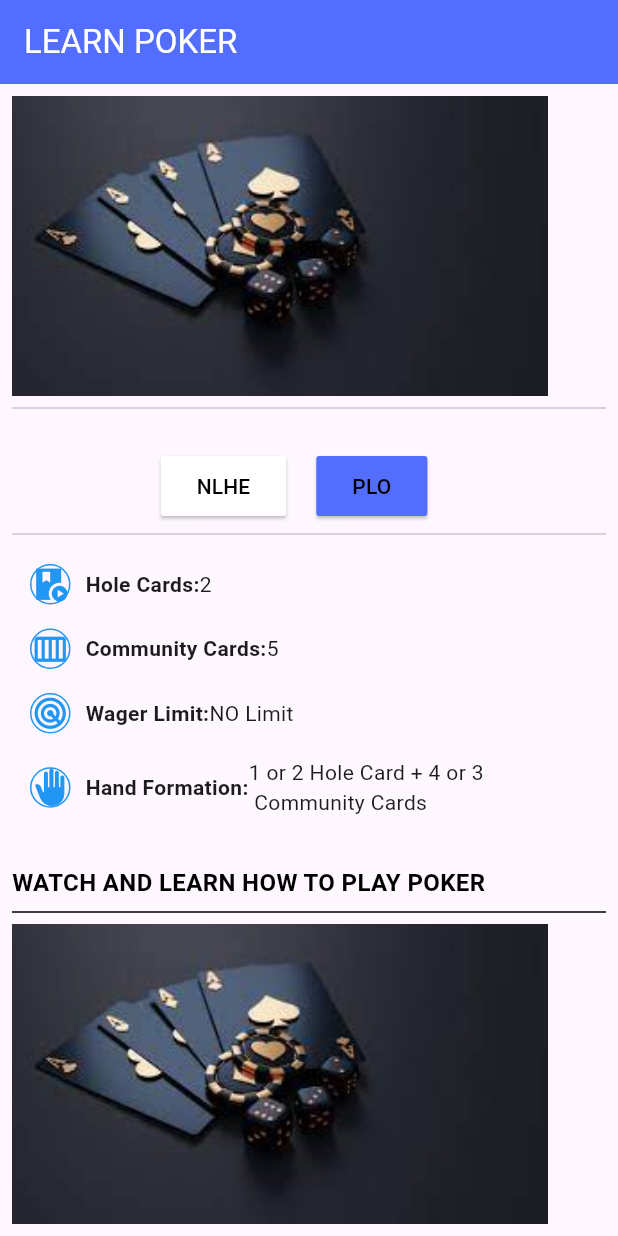
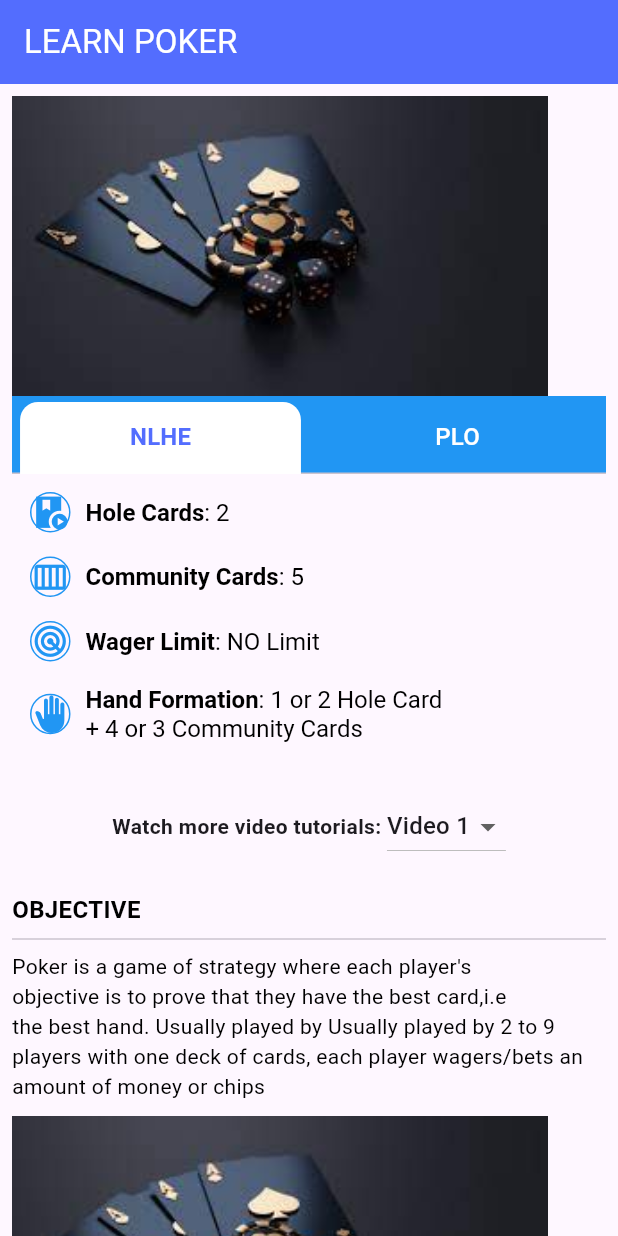
Before and after one commit to priynka2004/junglee_poker_pro, a Flutter app: the screen it shows after launch, on a phone screen of 412 x 824 dp. Run offline on Flutter 3.47's test engine with Material 3 defaults, Android fonts, the phone set to English and light mode, and no system bars; our stand-ins replace cached_network_image.

Commit message:
Customized tab bar appearance and styles

```diff
--- a/lib/learn/ui/learn_poker_screen.dart
+++ b/lib/learn/ui/learn_poker_screen.dart
@@ -1,5 +1,4 @@
 import 'package:flutter/material.dart';
-import 'package:junglee_poker_pro/learn/model/poker_learn_info_model.dart';
 import 'package:junglee_poker_pro/learn/provider/learn_poker_provider.dart';
 import 'package:junglee_poker_pro/learn/ui/widget/learn_poker_detail_widget.dart';
 import 'package:junglee_poker_pro/util/util.dart';
@@ -12,21 +11,43 @@ class LearnPokerScreen extends StatefulWidget {
   State<LearnPokerScreen> createState() => _LearnPokerScreenState();
 }
 
-class _LearnPokerScreenState extends State<LearnPokerScreen> {
+class _LearnPokerScreenState extends State<LearnPokerScreen>
+    with SingleTickerProviderStateMixin {
   late LearnPokerProvider learnPokerProvider;
-  bool isNLHESelected = true;
+  late TabController _tabController;
+
+  void updateSelectedTabText() {
+    setState(() {
+      if (_tabController.index == 0) {
+        learnPokerProvider.isNLHESelected = true;
+      } else {
+        learnPokerProvider.isNLHESelected = false;
+      }
+    });
+  }
 
   @override
   void initState() {
-    learnPokerProvider = Provider.of<LearnPokerProvider>(context, listen: false);
+    learnPokerProvider =
+        Provider.of<LearnPokerProvider>(context, listen: false);
+    _tabController = TabController(length: 2, vsync: this);
     super.initState();
+  }
+
+  @override
+  void dispose() {
+    _tabController.dispose();
+    super.dispose();
   }
 
   @override
   Widget build(BuildContext context) {
     return Scaffold(
       appBar: AppBar(
-        title: const Text(StringConst.appBarText,style: TextStyle(color: ColorConst.white),),
+        title: const Text(
+          StringConst.appBarText,
+          style: TextStyle(color: ColorConst.white),
+        ),
         backgroundColor: ColorConst.indigoAccent,
       ),
       body: SingleChildScrollView(
@@ -45,34 +66,53 @@ class _LearnPokerScreenState extends State<LearnPokerScreen> {
                       fit: BoxFit.cover,
                     ),
                   ),
-                  const Divider(),
-                  const SizedBox(height: 20),
-                  Row(
-                    mainAxisAlignment: MainAxisAlignment.center,
-                    children: [
-                      buildGameTypeButtons(),
-                      const SizedBox(width: 20),
-                    ],
-                  ),
-                  const Divider(),
-                  buildGameDetails(),
-                  const SizedBox(height: 20),
-                  const Text(
-                    StringConst.watchAndLearnHeaderText,
-                    style: TextStyle(
-                      fontWeight: FontWeight.bold,
-                      fontSize: 16.0,
-                      color: ColorConst.black,
+                  Container(
+                    padding: const EdgeInsets.only(top: 4),
+                    width: MediaQuery.of(context).size.width,
+                    decoration: const BoxDecoration(
+                        color: Colors
+                            .blue), // You can adjust this value according to your needs
+                    child: TabBar(
+                      controller: _tabController,
+                      // // Enable scrolling for tabs
+                      labelPadding: EdgeInsets.zero,
+                      // Remove default padding
+                      tabs: [
+                        SizedBox(
+                          width: MediaQuery.of(context).size.width /
+                              2.2, // Set width to half of screen
+                          child: const Tab(
+                            text: StringConst.nlheButtonText,
+                          ),
+                        ),
+                        SizedBox(
+                          width: MediaQuery.of(context).size.width /
+                              2.2, // Set width to half of screen
+                          child: const Tab(
+                            text: StringConst.ploButtonText,
+                          ),
+                        ),
+                      ],
+                      labelColor: ColorConst.indigoAccent,
+                      unselectedLabelColor: ColorConst.white,
+                      indicator: const BoxDecoration(
+                        color: Colors.white,
+                        borderRadius: BorderRadius.vertical(
+                          top: Radius.circular(12.0),
+                        ),
+                      ),
+                      labelStyle: const TextStyle(
+                        fontSize: 16,
+                        fontWeight: FontWeight.bold,
+                      ),
+                      unselectedLabelStyle: const TextStyle(fontSize: 16),
+                      onTap: (index) {
+                        _tabController.animateTo(index);
+                        updateSelectedTabText();
+                      },
                     ),
                   ),
-                  const Divider(thickness: 1, color: ColorConst.black),
-                  Container(
-                      height: 200,
-                      color: Colors.grey,
-                      child: Image.asset(
-                        'assets/images/img.png',
-                        fit: BoxFit.cover,
-                      )),
+                  buildGameDetails(),
                   const SizedBox(height: 20),
                   Row(
                     mainAxisAlignment: MainAxisAlignment.center,
@@ -103,51 +143,6 @@ class _LearnPokerScreenState extends State<LearnPokerScreen> {
                     ],
                   ),
                   const SizedBox(height: 20),
-
-                  // ListView.builder(
-                  //   shrinkWrap: true,
-                  //   physics: const NeverScrollableScrollPhysics(),
-                  //   itemCount: provider.pokerLearnInfoList.length,
-                  //   itemBuilder: (context, index) {
-                  //     PokerLearnInfo pokerLearnInfo = provider.pokerLearnInfoList[index];
-                  //     print(pokerLearnInfo.title);
-                  //     print(" ${pokerLearnInfo.description}");
-                  //     print(" ${pokerLearnInfo.imageUrl}");
-                  //
-                  //     return Column(
-                  //       crossAxisAlignment: CrossAxisAlignment.start,
-                  //       children: [
-                  //         Text(
-                  //           pokerLearnInfo.title,
-                  //           style: const TextStyle(
-                  //             fontWeight: FontWeight.bold,
-                  //             fontSize: 16.0,
-                  //             color: ColorConst.black,
-                  //           ),
-                  //         ),
-                  //         const Divider(),
-                  //         Text(
-                  //           pokerLearnInfo.description,
-                  //           style: const TextStyle(
-                  //             color: ColorConst.black,
-                  //           ),
-                  //         ),
-                  //         const SizedBox(height: 10),
-                  //         if (pokerLearnInfo.imageUrl != null)
-                  //           Container(
-                  //             height: 200,
-                  //             color: Colors.grey,
-                  //             child: Image.asset(
-                  //               pokerLearnInfo.imageUrl!,
-                  //               fit: BoxFit.cover,
-                  //             ),
-                  //           ),
-                  //         const SizedBox(height: 16),
-                  //       ],
-                  //     );
-                  //   },
-                  // ),
-
                   const LearnPokerDetailWidget(
                     title: StringConst.objectiveHeaderText,
                     description: StringConst.objectiveText,
@@ -182,62 +177,46 @@ class _LearnPokerScreenState extends State<LearnPokerScreen> {
     );
   }
 
-
-
-  Widget buildGameTypeButtons() {
-    return Row(
-      mainAxisAlignment: MainAxisAlignment.center,
-      children: [
-        buildGameTypeButton(StringConst.nlheButtonText,learnPokerProvider.isNLHESelected),
-        const SizedBox(width: 20),
-        buildGameTypeButton(StringConst.ploButtonText,!isNLHESelected),
-      ],
-    );
-  }
-
-  Widget buildGameTypeButton(String text, bool isSelected) {
-    return ElevatedButton(
-      onPressed: () {
-        setState(() {
-          learnPokerProvider.isNLHESelected = !isNLHESelected;
-        });
-      },
-      style: ElevatedButton.styleFrom(
-        shape: RoundedRectangleBorder(
-          borderRadius: BorderRadius.circular(2),
-        ),
-        backgroundColor: isSelected ? Colors.white : ColorConst.primaryColor,
-      ),
-      child: Text(
-        text,
-        style: const TextStyle(color: ColorConst.textColor),
-      ),
-    );
-  }
-
   Widget buildGameDetails() {
     return Padding(
       padding: const EdgeInsets.all(12.0),
       child: Column(
-        mainAxisAlignment: MainAxisAlignment.spaceEvenly,
+        // mainAxisAlignment: MainAxisAlignment.spaceEvenly,
+        crossAxisAlignment: CrossAxisAlignment.start,
         children: [
-          buildDetailRow(Icons.play_lesson_sharp, StringConst.holeCardText,
-              StringConst.noText),
+          buildDetailRow(
+              Icons.play_lesson_sharp,
+              StringConst.holeCardText,
+              learnPokerProvider.isNLHESelected
+                  ? StringConst.noText
+                  : StringConst.holeCardsText1),
           const SizedBox(
             height: 16,
           ),
-          buildDetailRow(Icons.calendar_view_week_rounded,
-              StringConst.communityCardText, StringConst.noCardText),
+          buildDetailRow(
+              Icons.calendar_view_week_rounded,
+              StringConst.communityCardText,
+              learnPokerProvider.isNLHESelected
+                  ? StringConst.noCardText
+                  : StringConst.noCardText),
           const SizedBox(
             height: 16,
           ),
-          buildDetailRow(Icons.radar_outlined, StringConst.wagerLimitText,
-              StringConst.nOLimitText),
+          buildDetailRow(
+              Icons.radar_outlined,
+              StringConst.wagerLimitText,
+              learnPokerProvider.isNLHESelected
+                  ? StringConst.nOLimitText
+                  : StringConst.nOLimitText1),
           const SizedBox(
             height: 16,
           ),
-          buildDetailRow(Icons.back_hand, StringConst.handFormationText,
-              StringConst.holeCardsText),
+          buildDetailRow(
+              Icons.back_hand,
+              StringConst.handFormationText,
+              learnPokerProvider.isNLHESelected
+                  ? StringConst.holeCardsText
+                  : StringConst.handFormationText2),
         ],
       ),
     );
@@ -247,11 +226,8 @@ class _LearnPokerScreenState extends State<LearnPokerScreen> {
     return Row(
       children: [
         Container(
-
           decoration: BoxDecoration(
-           border: Border.all(color: Colors.blue),
-            shape: BoxShape.circle
-          ),
+              border: Border.all(color: Colors.blue), shape: BoxShape.circle),
           child: Icon(
             icon,
             size: 25.0,
@@ -259,8 +235,22 @@ class _LearnPokerScreenState extends State<LearnPokerScreen> {
           ),
         ),
         const SizedBox(width: 10),
-        Text(label, style: const TextStyle(fontWeight: FontWeight.bold)),
-        Text(value),
+        RichText(
+          text: TextSpan(
+            style: const TextStyle(
+              color: Colors.black,
+              fontSize: 16,
+            ),
+            children: [
+              TextSpan(
+                text: label,
+                style: const TextStyle(fontWeight: FontWeight.bold),
+              ),
+              const TextSpan(text: ": "),
+              TextSpan(text: value),
+            ],
+          ),
+        )
       ],
     );
   }
--- a/lib/main.dart
+++ b/lib/main.dart
@@ -22,9 +22,11 @@ class MyApp extends StatelessWidget {
         })
       ],
       child: MaterialApp(
+        debugShowCheckedModeBanner: false,
         theme: ThemeData(
           colorScheme: ColorScheme.fromSeed(seedColor: Colors.deepPurple),
           useMaterial3: true,
+
         ),
         home: const LearnPokerScreen(),
       ),
--- a/lib/util/string_const.dart
+++ b/lib/util/string_const.dart
@@ -3,16 +3,20 @@ class StringConst {
   static const String vipText = 'VIP CLUB';
   static const String vipClubTexts = 'What is the VIP Club?';
   static const String nlheButtonText = 'NLHE';
-  static const String holeCardText = 'Hole Cards:';
+  static const String holeCardText = 'Hole Cards';
   static const String bigWinsText = 'Big Wins';
   static const String thrillText = "Thrill's The Game";
   static const String yourCall = "Your Call";
   static const String kingText = "Be the King";
-  static const String communityCardText = 'Community Cards:';
-  static const String wagerLimitText = 'Wager Limit:';
+  static const String communityCardText = 'Community Cards';
+  static const String wagerLimitText = 'Wager Limit';
   static const String nOLimitText = 'NO Limit';
-  static const String handFormationText = 'Hand Formation:';
-  static const String holeCardsText = '1 or 2 Hole Card + 4 or 3\n Community'
+  static const String nOLimitText1 = 'As per the Pot';
+  static const String handFormationText = 'Hand Formation';
+  static const String handFormationText2 = '2 Hole Card\n(Best possible) +3 Community\n Cards';
+  static const String holeCardsText = '1 or 2 Hole Card \n+ 4 or 3 Community'
+      ' Cards';
+  static const String holeCardsText1 = '4 (for PLO 4),5 (for\nPLO 5),6(for PLO 6)'
       ' Cards';
   static const String rewardText = 'Win real cash reward';
   static const String playText = 'Play tournament';
```
Also changed, not shown: lib/learn/ui/vip_club_screen.dart (+45 -0 lines).
